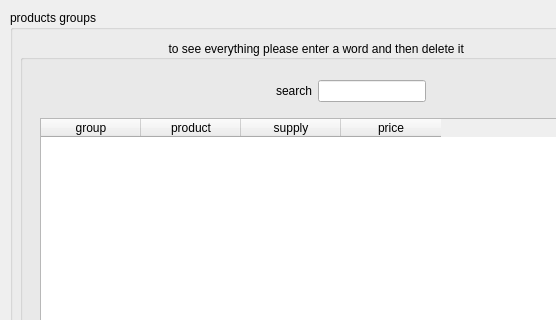
melika-ag8/finalfoof, file asearchg.ui: the form before one commit; both pictures show x 0 to 556 and y 0 to 320 of the 700 by 600 pixel window.
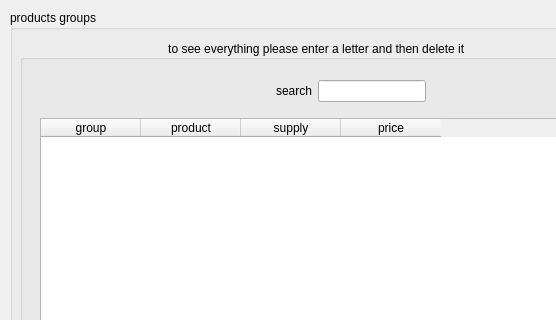
The form after the commit. Icons and pictures are not drawn.

What changed in the file:
```diff
--- a/asearchg.ui
+++ b/asearchg.ui
@@ -85,7 +85,7 @@
           <string notr="true">color:black;</string>
          </property>
          <property name="title">
-          <string>                                            to see everything please enter a word and then delete it</string>
+          <string>                                            to see everything please enter a letter and then delete it</string>
          </property>
          <widget class="QWidget" name="verticalLayoutWidget">
           <property name="geometry">
```
